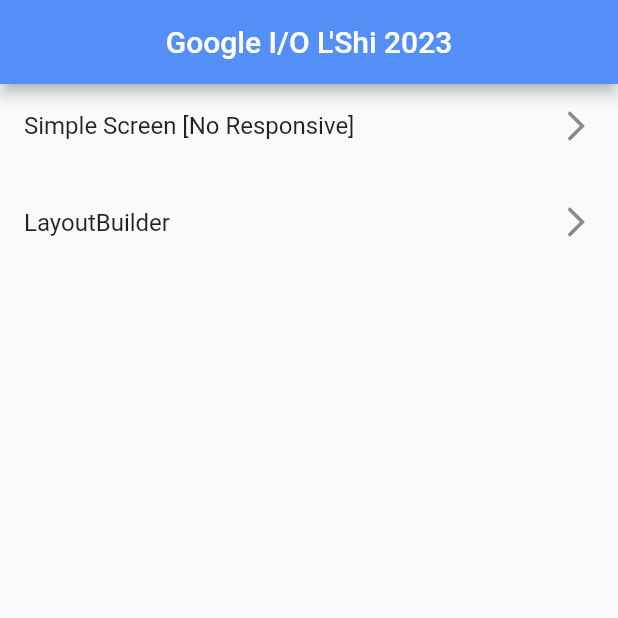
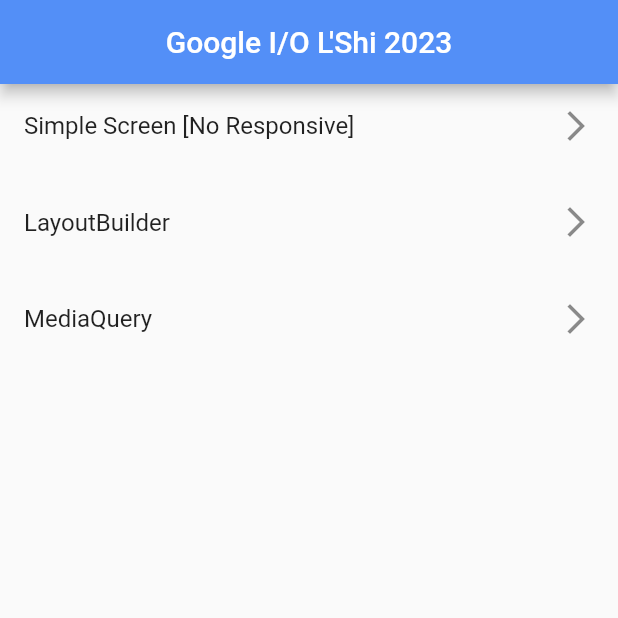
Before and after one commit to lyabs243/google-io-extended-2023-technique-adaptation, a Flutter app: the screen it shows after launch, on a phone screen of 412 x 824 dp, the top half of it. Run offline on Flutter 3.47's test engine with Material 2 defaults, Android fonts, the phone set to English and light mode, and no system bars; our stand-ins replace flutter_bloc, flutter_screenutil, lottie, shared_preferences; missing offline and left inert: test; generated files the repository leaves out were written again.

Commit message:
Create media query test

```diff
--- a/lib/presentation/router/app_router.dart
+++ b/lib/presentation/router/app_router.dart
@@ -1,5 +1,6 @@
 import 'package:lyabs_dev/presentation/router/no_animation_route.dart';
 import 'package:lyabs_dev/presentation/screens/layout_builder_test/layout_builder_test.dart';
+import 'package:lyabs_dev/presentation/screens/media_query_test/media_query_test.dart';
 import 'package:lyabs_dev/presentation/screens/simple_screen_no_responsive/simple_screen_no_responsive.dart';
 import 'package:lyabs_dev/utils/my_material.dart';
 
@@ -19,6 +20,9 @@ class AppRouter {
       case pageLayoutBuilder:
         page = const LayoutBuilderTest();
         break;
+      case pageMediaQuery:
+        page = const MediaQueryTest();
+        break;
       default:
     }
 
--- a/lib/presentation/screens/home/home.dart
+++ b/lib/presentation/screens/home/home.dart
@@ -37,6 +37,16 @@ class HomePageState extends State<HomePage> {
                 Navigator.pushNamed(context, pageLayoutBuilder);
               },
             ),
+            SizedBox(height: 0.01.sh,),
+            ListTile(
+              title: const Text(
+                'MediaQuery'
+              ),
+              trailing: const Icon(Icons.arrow_forward_ios),
+              onTap: () {
+                Navigator.pushNamed(context, pageMediaQuery);
+              },
+            ),
           ],
         ),
       ),
--- a/lib/utils/constants.dart
+++ b/lib/utils/constants.dart
@@ -8,6 +8,7 @@ const pageHome = '/';
 const pageNotification = '/notification';
 const pageSimpleScreenNoResponsive = '/simple_screen_no_responsive';
 const pageLayoutBuilder = '/layout_builder';
+const pageMediaQuery = '/media_query';
 
 const fieldStatusCode = 'status_code';
 
```
Also changed, not shown: lib/presentation/screens/media_query_test/media_query_test.dart (added, +65 -0 lines).
